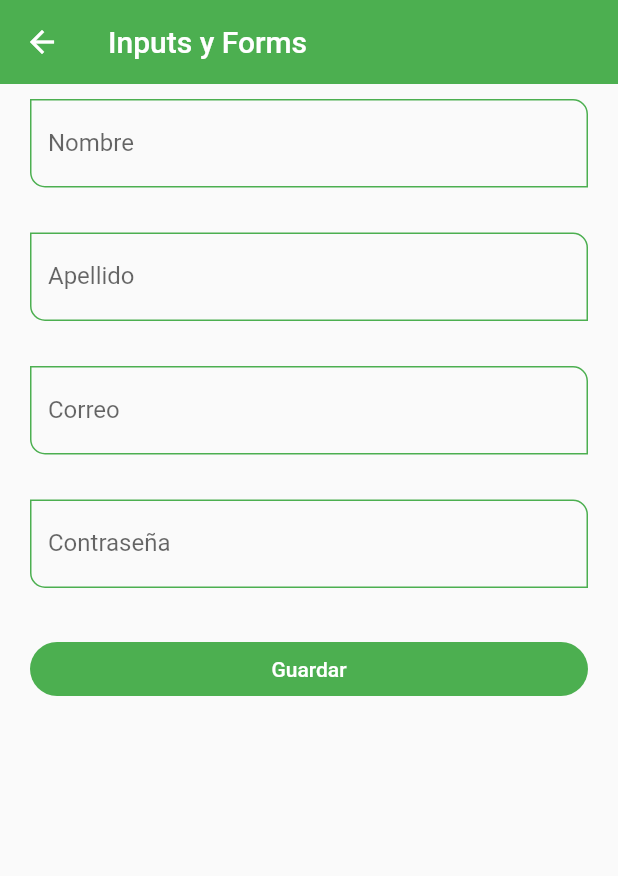
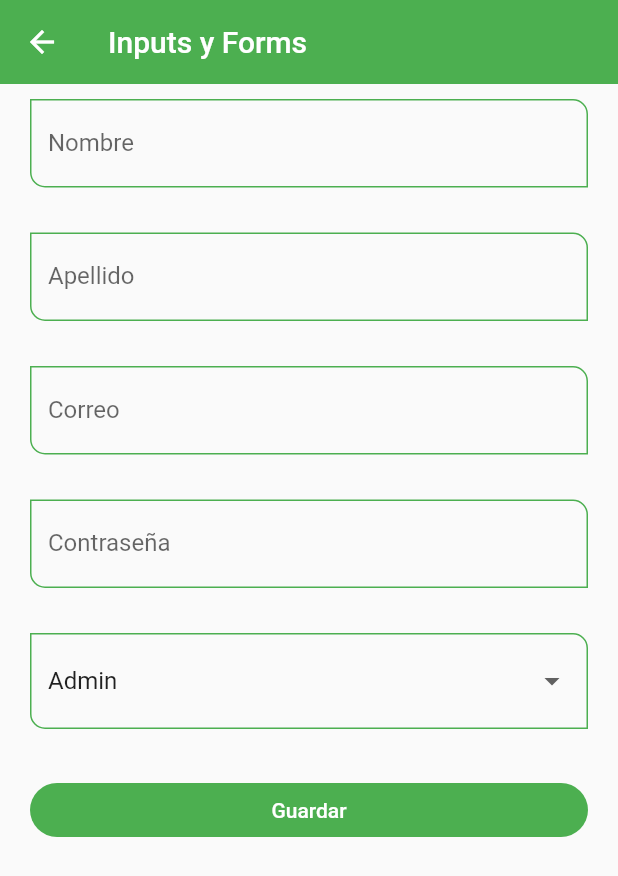
Before and after one commit to RichardWhiteG2/fl_components, a Flutter app: the InputsScreen screen opened by its route, on a phone screen of 412 x 824 dp. Shown: the top 876 px of the screen. Run offline on Flutter 3.47's test engine with Material 2 defaults, Android fonts, the phone set to English and light mode, and no system bars.

Commit message:
93. DropdownButtonFormFiel COMPLETA

```diff
--- a/lib/screens/inputs_screens.dart
+++ b/lib/screens/inputs_screens.dart
@@ -42,6 +42,23 @@ class InputsScreen extends StatelessWidget {
                 CustomInputFiel(labelText: 'Contraseña', hintText: 'Contraseña usuario', obscureText: true, formProperty: 'password', formValues: formValues),
                 const SizedBox( height: 30 ),
 
+                DropdownButtonFormField(
+                  value: 'Admin',
+                  items: const [
+                    DropdownMenuItem(value:'Admin', child: Text('Admin')),
+                    DropdownMenuItem(value:'Superuser', child: Text('Superuser')),
+                    DropdownMenuItem(value:'Developer', child: Text('Developer')),
+                    DropdownMenuItem(value:'Jr. Developer', child: Text('Jr. Developer')),
+                  ],
+                  onChanged: (String? value) {
+                    print(value);
+                    formValues['role'] = value ?? 'Admin';
+                   },
+
+                  ),
+                const SizedBox( height: 30 ),
+
+
                 ElevatedButton(
                   child: const SizedBox(
                     width: double.infinity,
```
